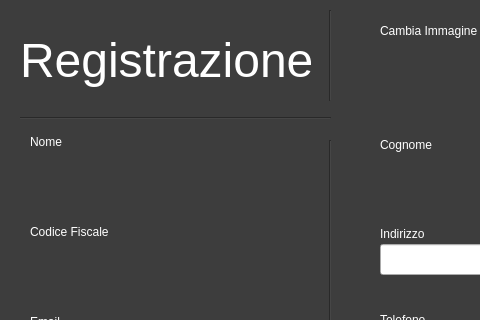
Before: the Qt Designer form Utente/Profilo/ModificaProfilo/ModificaProfilo2.ui in riccardomalpiedi/parcheggio, drawn with Qt 5; both pictures show x 0 to 480 and y 0 to 320 of the 736 by 679 pixel window.
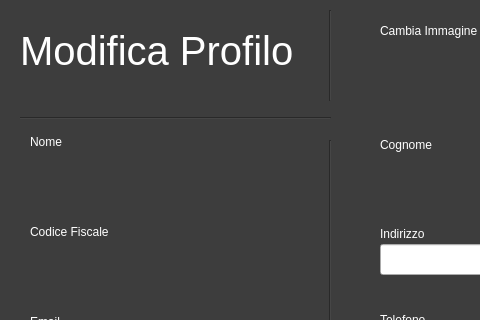
After: the same form once the commit is applied.

Commit message: Modifiche alla classe modifica profilo(da migliorare)

```diff
--- a/Utente/Profilo/ModificaProfilo/ModificaProfilo2.ui
+++ b/Utente/Profilo/ModificaProfilo/ModificaProfilo2.ui
@@ -21,16 +21,16 @@
    <property name="geometry">
     <rect>
      <x>20</x>
-     <y>20</y>
-     <width>291</width>
+     <y>10</y>
+     <width>281</width>
      <height>81</height>
     </rect>
    </property>
    <property name="styleSheet">
-    <string notr="true">color: rgb(255, 255, 255); font-size:36pt</string>
+    <string notr="true">color: rgb(255, 255, 255); font-size:30pt</string>
    </property>
    <property name="text">
-    <string>Registrazione</string>
+    <string>Modifica Profilo</string>
    </property>
   </widget>
   <widget class="QLabel" name="label_5">
```
The commit also changes 3 other files.
